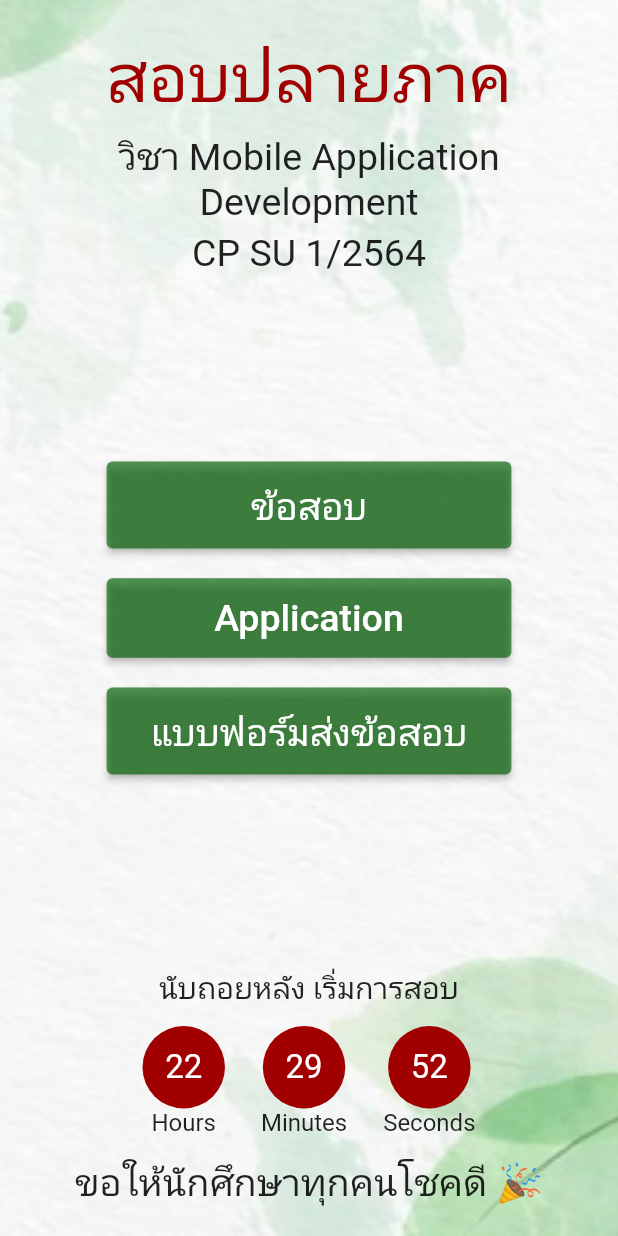
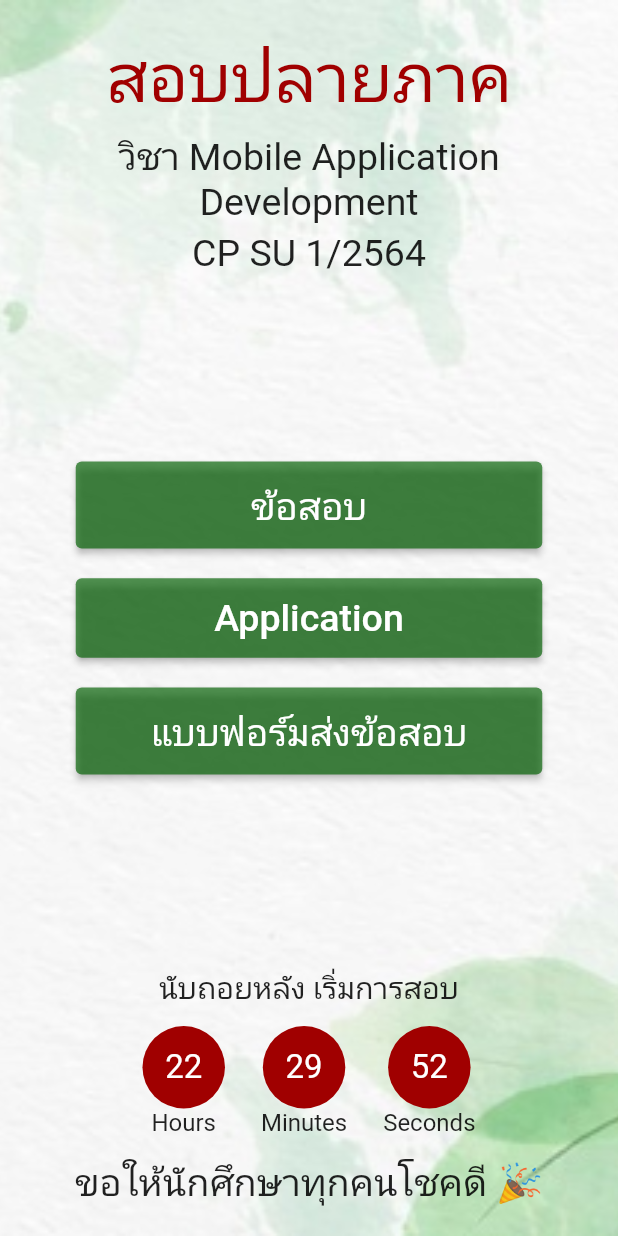
Before and after one commit to 3bugs/election-exit-poll-2021, a Flutter app: the screen it shows after launch, on a phone screen of 412 x 824 dp. Run offline on Flutter 3.47's test engine with Material 2 defaults, Android fonts, the phone set to English and light mode, and no system bars; our stand-ins replace google_fonts; Roboto replaces fonts that are missing (Kanit).

Commit message:
Change padding

```diff
--- a/lib/pages/landing_page.dart
+++ b/lib/pages/landing_page.dart
@@ -82,7 +82,7 @@ class _LandingPageState extends State<LandingPage> {
                   ),
                   Padding(
                     padding: EdgeInsets.symmetric(
-                        horizontal: (width > 400 ? 0.1 : 0.05) * width),
+                        horizontal: (width > 500 ? 0.1 : 0.05) * width),
                     child: Column(
                       mainAxisAlignment: MainAxisAlignment.center,
                       children: [
```
Also changed, not shown: 3 other files.
